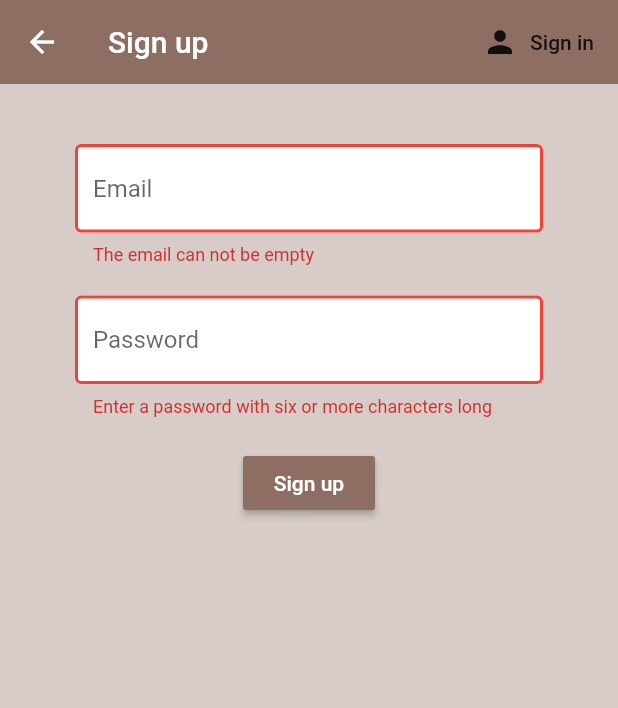
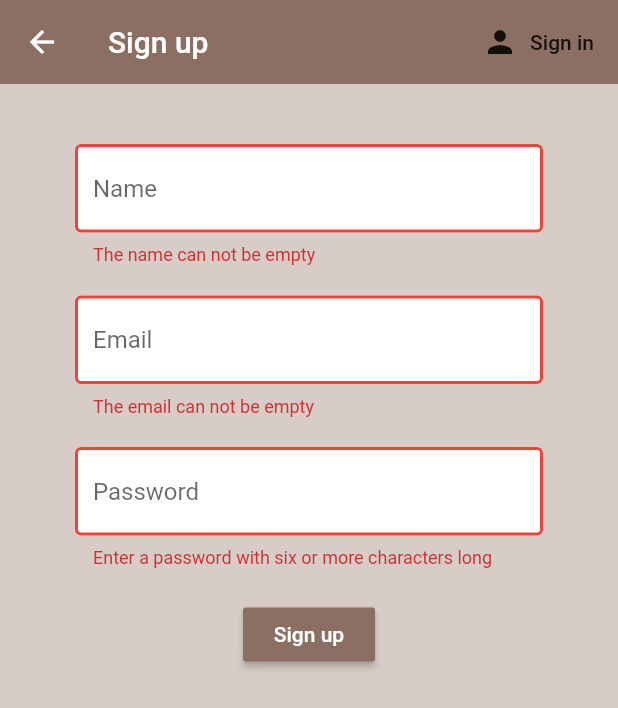
Before and after one commit to skeey/coffee_list, a Flutter app: the SignUp screen opened directly, after a tap on "Sign up", on a phone screen of 412 x 824 dp. Shown: the top 708 px of the screen. Run offline on Flutter 3.47's test engine with Material 2 defaults, Android fonts, the phone set to English and light mode, and no system bars; our stand-ins replace cloud_firestore, firebase_auth, flutter_spinkit; accounts and stored records are empty.

```diff
--- a/lib/main.dart
+++ b/lib/main.dart
@@ -13,6 +13,7 @@ class MyApp extends StatelessWidget {
       value: AuthService().user,
       child: MaterialApp(
         home: Wrapper(),
+        debugShowCheckedModeBanner: false
       ),
     );
   }
--- a/lib/models/user.dart
+++ b/lib/models/user.dart
@@ -5,3 +5,14 @@ class User {
   User({ this.uid });
 
 }
+
+class UserData {
+
+  final String uid;
+  final String name;
+  final String sugars;
+  final int strength;
+
+  UserData({ this.uid, this.sugars, this.strength, this.name });
+
+}
--- a/lib/screens/authenticate/sign_up.dart
+++ b/lib/screens/authenticate/sign_up.dart
@@ -15,9 +15,11 @@ class _SignUpState extends State<SignUp> {
 
   final AuthService _auth = AuthService();
   final _formkey = GlobalKey<FormState>();
+  final FocusNode _nameFocus = FocusNode();
   final FocusNode _emailFocus = FocusNode();
   final FocusNode _passwordFocus = FocusNode();
 
+  String name = '';
   String email = '';
   String password = '';
   String error = '';
@@ -26,10 +28,10 @@ class _SignUpState extends State<SignUp> {
   Future handleSubmit() async {
     if (_formkey.currentState.validate()) {
       setState(() => loading = true);
-      dynamic result = await _auth.registerWithEmailAndPassword(email, password);
-      setState(() => loading = false);
-      if (result == null) {
-        setState(() => error = 'Please supply a valid email and password');
+      dynamic result = await _auth.registerWithEmailAndPassword(name, email, password);
+      if(this.mounted && result == null){
+        setState(() => loading = false);
+        setState(() => error = 'Please supply a valid name, email and password');
       }
     }
   }
@@ -58,6 +60,41 @@ class _SignUpState extends State<SignUp> {
           key: _formkey,
           child: Column(
             children: <Widget>[
+              SizedBox(height: 20.0),
+              TextFormField(
+                decoration: InputDecoration(
+                  hintText: 'Name',
+                  fillColor: Colors.white,
+                  filled: true,
+                  enabledBorder: OutlineInputBorder(
+                    borderSide: BorderSide(color: Colors.white, width: 2.0)
+                  ),
+                  focusedBorder: OutlineInputBorder(
+                    borderSide: BorderSide(color: Colors.brown[400], width: 2.0)
+                  ),
+                  errorBorder: OutlineInputBorder(
+                    borderSide: BorderSide(color: Colors.red, width: 2.0)
+                  ),
+                  focusedErrorBorder: OutlineInputBorder(
+                    borderSide: BorderSide(color: Colors.red, width: 2.0)
+                  )
+                ),
+                textInputAction: TextInputAction.next,
+                focusNode: _nameFocus,
+                onFieldSubmitted: (term) {
+                  _nameFocus.unfocus();
+                  FocusScope.of(context).requestFocus(_emailFocus);
+                },
+                validator: (val) {
+                  if (val.isEmpty) {
+                    return 'The name can not be empty';
+                  }
+                  return null;
+                },
+                onChanged: (val) {
+                  setState(() => name = val);
+                },
+              ),
               SizedBox(height: 20.0),
               TextFormField(
                 decoration: InputDecoration(
--- a/lib/screens/home/brew_list.dart
+++ b/lib/screens/home/brew_list.dart
@@ -12,7 +12,7 @@ class _BrewListState extends State<BrewList> {
   @override
   Widget build(BuildContext context) {
 
-    final brews = Provider.of<List<Brew>>(context);
+    final brews = Provider.of<List<Brew>>(context) ?? [];
 
     return ListView.builder(
       itemCount: brews.length,
--- a/lib/services/auth.dart
+++ b/lib/services/auth.dart
@@ -38,14 +38,14 @@ class AuthService {
 
   }
 
-  Future registerWithEmailAndPassword(String email, String password) async {
+  Future registerWithEmailAndPassword(String name, String email, String password) async {
 
     try{
 
       AuthResult result = await _auth.createUserWithEmailAndPassword(email: email, password: password);
       FirebaseUser user = result.user;
 
-      await DatabaseService(uid: user.uid).updateUserData('0', 'new crew member', 100);
+      await DatabaseService(uid: user.uid).updateUserData('0', name, 100);
 
       return _userFromFirebaseUser(user);
 
```
Also changed, not shown: lib/screens/home/home.dart (+10 -2 lines), lib/screens/home/settings_form.dart (+54 -14 lines), lib/services/database.dart (+14 -0 lines), pubspec.yaml (+8 -2 lines), assets/images/coffee_bg.jpg (added), assets/images/icon.png (added), pubspec.lock, 27 other files.
